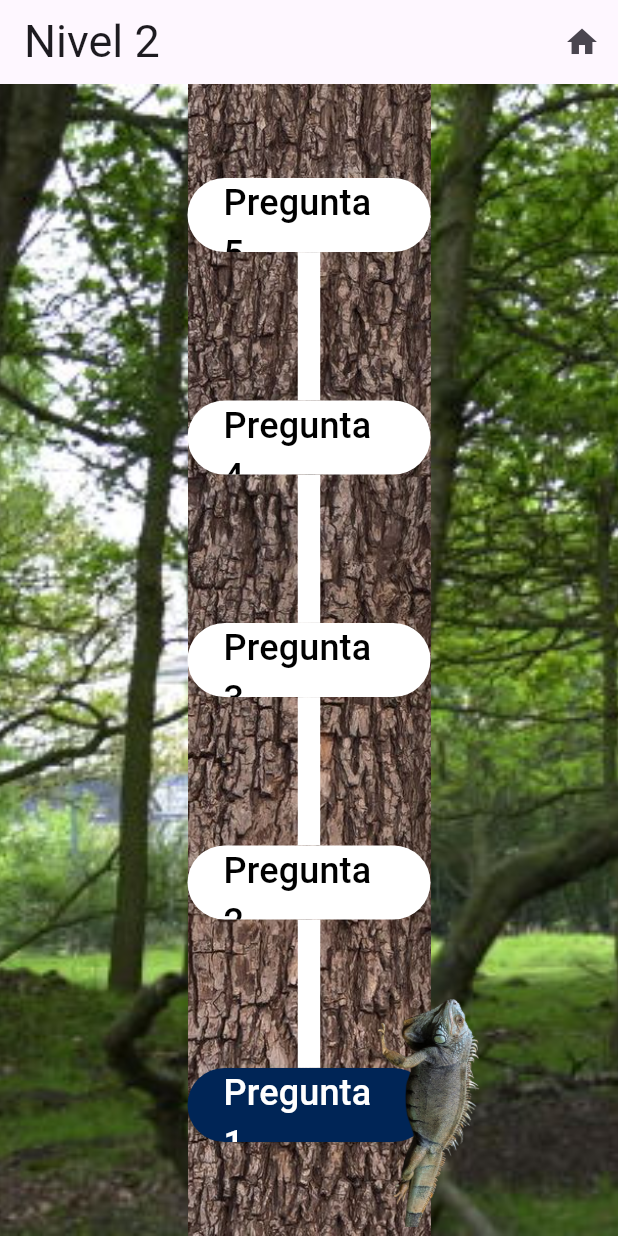
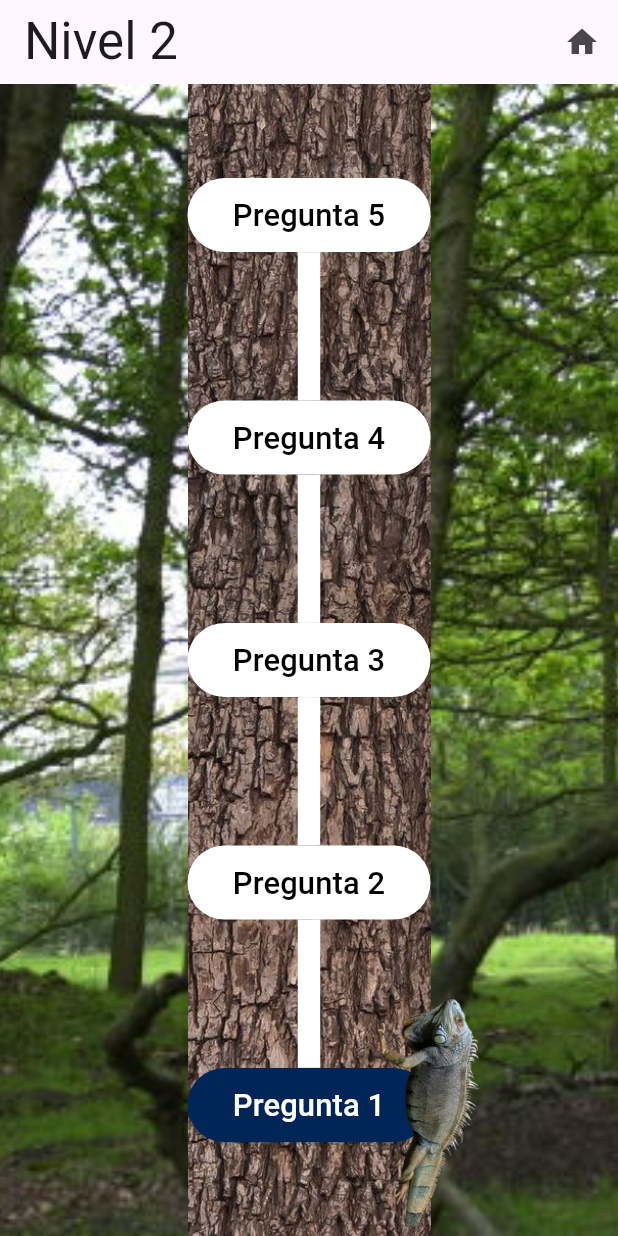
Before and after one commit to MikeOwer/DiabeticsAwareness, a Flutter app: the CongratsQuizPage screen opened directly, after a tap on "Continuar", on a phone screen of 412 x 824 dp. Run offline on Flutter 3.47's test engine with Material 3 defaults, Android fonts, the phone set to English and light mode, and no system bars; our stand-ins replace cloud_firestore, firebase_auth, firebase_core, firebase_messaging, google_sign_in, share_plus; missing offline and left inert: flutter_facebook_auth; accounts and stored records are empty; network calls fail; Roboto replaces fonts that are missing (Montserrat-SemiBold.ttf); project files that could hold a hidden picture were left out.

Commit message:
Se añadieron comentarios descriptivos

```diff
--- a/diabetic_app/lib/ProyectColors.dart
+++ b/diabetic_app/lib/ProyectColors.dart
@@ -1,16 +1,17 @@
 import 'package:flutter/material.dart';
 
 class ProyectColors {
+  //Clase para crear los colores que se utilizarán en la aplicación.
   late MaterialColor primaryMaterialColor;
-  Color primaryColor = const Color(0xFF002556);
-  Color backgroundColor = const Color(0xFFC8E1F9);
+  Color primaryColor = const Color(0xFF002556); //Color principal
+  Color backgroundColor = const Color(0xFFC8E1F9); //Color del fondo
   Color secundaryBackColor = const Color(0xFFFFFFFF);
 
   ProyectColors() {
     primaryMaterialColor = getMaterialColor(const Color(0xFF002556));
   }
 
-  //Método para crear MAterialColor con base en el color que quieras, te general el map para las tonalidades.
+  //Método para crear MaterialColor con base en el color que quieras, te general el map para las tonalidades.
   MaterialColor getMaterialColor(Color color) {
     List strengths = <double>[.05];
     final swatch = <int, Color>{};
--- a/diabetic_app/lib/controllers/quiz_controller.dart
+++ b/diabetic_app/lib/controllers/quiz_controller.dart
@@ -9,7 +9,8 @@ import 'package:intl/intl.dart';
 import 'package:path_provider/path_provider.dart';
 
 class QuizController {
-  static QuizController? _instance;
+  //Se maneja toda la lógica de las preguntas del quiz
+  static QuizController? _instance; //Se aplica el patrón de diseño Singleton
   List<String> questions = [];
   List<String> correctOpts = [];
   List<List<String>> incorrectOpts = [];
@@ -30,8 +31,7 @@ class QuizController {
 
   void increaseStage() {
     //Se inncrementa el número de pregunta actual al responder bien una
-    if (quizProgress.getMaxLevel() < 2) {
-      // Limitando los primeros dos niveles
+    if (quizProgress.getMaxLevel() < 3) {
       if (stage < 6) {
         //Uno más para detectar un cambio del nivel
         this.stage++;
@@ -65,17 +65,37 @@ class QuizController {
       final String response = await rootBundle.loadString(questionsPath);
       final data = await json.decode(response);
 
-      List<dynamic> nivelesList = data['niveles']; //Lee los niveles diponibles
-      List<dynamic> questionsList =
-          nivelesList[level] //Moví el -1 ----- cambio momentaneo
-              ['preguntas']; //Accede a las preguntas del nivel solicitado
-      for (var question in questionsList) {
-        questions.add(question['texto']); //Se añaden las preguntas
-        correctOpts.add(question['respuestas']
-            ['correcta']); //Se añade las respuestas correctas
-        incorrectOpts.add(List<String>.from(question['respuestas']
-            ['incorrectas'])); //Se añaden las respuestas incorrectas como lista
+      if (level < 2) {
+        //Esto solo funciona en los primeros dos niveles
+        List<dynamic> nivelesList =
+            data['niveles']; //Lee los niveles diponibles
+        List<dynamic> questionsList = nivelesList[level]
+            ['preguntas']; //Accede a las preguntas del nivel solicitado
+        for (var question in questionsList) {
+          questions.add(question['texto']); //Se añaden las preguntas
+          correctOpts.add(question['respuestas']
+              ['correcta']); //Se añade las respuestas correctas
+          incorrectOpts.add(List<String>.from(question['respuestas'][
+              'incorrectas'])); //Se añaden las respuestas incorrectas como lista
+        }
+      } else {
+        List<dynamic> nivelesList =
+            data['niveles']; //Lee los niveles diponibles
+        List<dynamic> questionsList = nivelesList[level - 2]
+            ['preguntas']; //Accede a las preguntas del nivel 1
+        List<dynamic> questionsList2 = nivelesList[level - 1]
+            ['preguntas']; //Accede a las preguntas del nivel 2
+        questionsList
+            .addAll(questionsList2); //Combina las preguntas de ambos niveles
+        for (var question in questionsList) {
+          questions.add(question['texto']); //Se añaden las preguntas
+          correctOpts.add(question['respuestas']
+              ['correcta']); //Se añade las respuestas correctas
+          incorrectOpts.add(List<String>.from(question['respuestas'][
+              'incorrectas'])); //Se añaden las respuestas incorrectas como lista
+        }
       }
+
       buildLevelQuestionsList();
     } catch (e) {
       print('Exception catched: $e');
@@ -125,11 +145,12 @@ class QuizController {
 
   Future<void> readProgressJSONFile() async {
     try {
-      String path = await getProgressFilePath();
+      String path = await getProgressFilePath(); //Se obtiene la ruta del json
       File file = File(path);
       if (await file.exists()) {
         String response = await file.readAsString();
-        final data = await json.decode(response);
+        final data = await json
+            .decode(response); //Se obtiene el Json con el que se trabajará
 
         Progress progress = Progress.constructor(
             data['nivelMaxCompletado'],
@@ -149,7 +170,8 @@ class QuizController {
 
   Future<String> getProgressFilePath() async {
     final directory = await getApplicationDocumentsDirectory();
-    return '${directory.path}/progress12_test.json'; //Se llamaba progreso --- Nombre provisional
+    print(directory.path);
+    return '${directory.path}/progress_test20.json'; //Se llamaba progreso --- Nombre provisional
   }
 
   Future<void> createProgressJSONFile(Map<String, dynamic> jsonData) async {
@@ -165,7 +187,8 @@ class QuizController {
     String fechaString = '${fecha.day}/${fecha.month}/${fecha.year}';
     Map<String, dynamic> data = {
       "nivelMaxCompletado": quizProgress.getMaxLevel(),
-      "nivelesSanos": quizProgress.getHealthyLevels(), //Esto no servirá pronto
+      "nivelesSanos": quizProgress
+          .getHealthyLevels(), //Esto servirá para mantenerse en el nivel 3
       "preguntaActual": quizProgress.getCurrentQuestion(),
       "ultimoInicio": fechaString
     };
@@ -184,10 +207,18 @@ class QuizController {
 
     Duration difference = currentDate.difference(registeredDate);
     int differenceInDays = difference.inDays;
-
+//-----------------------------------------------------------------------------------------------------------------------------------------
     if (differenceInDays > 4) {
+      //Hay que agregar cambios aquí, se busca bajar de nivel al no responder correctamente 5 preguntas en un mes
+      //Si hay 5 healthyLevels terminando el mes se mantiene el nivel 3, en caso de no haber se retrocede al nivel 2
       //print('Han pasado más de 4 días desde la fecha registrada');
       quizProgress.decreaseHealthyLevels();
+
+      //Si se tiene los niveles de salud en 0 se reducirá un nivel de la actividad y se reiniciará el número de preguntas
+      if (quizProgress.getHealthyLevels() == 0) {
+        quizProgress.decreaseLevels();
+        quizProgress.currentQuestion = 0;
+      }
     }
     //Actualizar el JSON con la fecha actual
     quizProgress.updateLastLogin();
--- a/diabetic_app/lib/my_classes/progress.dart
+++ b/diabetic_app/lib/my_classes/progress.dart
@@ -30,12 +30,13 @@ class Progress {
   }
 
   void increaseMaxLevel() {
-    if (this.maxLevel < 2) {
-      //Debe ser 3, pero se dejó en 2 para que no se incluya el nivel 3
+    if (this.maxLevel < 3) {
       this.maxLevel = this.maxLevel! + 1;
     }
   }
 
+  //Los iba a tomar como contadores para el reseteo de los niveles
+  //en caso de que no entre el usuario
   void increaseHealthyLevels() {
     if (this.healthyLevels < 3) {
       this.healthyLevels = this.healthyLevels! + 1;
@@ -44,13 +45,18 @@ class Progress {
 
   void increaseCurrentQuestion() {
     //Se aumenta el número de pregunta actual
-    if (this.maxLevel < 2) {
-      //limitado en los primeros dos niveles
+    if (this.maxLevel < 3) {
       if (this.currentQuestion < 5) {
         this.currentQuestion += 1;
       }
     } else {
       this.currentQuestion += 1;
+    }
+  }
+
+  void decreaseLevels() {
+    if (this.maxLevel > 0) {
+      this.maxLevel = this.maxLevel - 1;
     }
   }
 
--- a/diabetic_app/lib/my_widgets/activity_card_widget.dart
+++ b/diabetic_app/lib/my_widgets/activity_card_widget.dart
@@ -2,7 +2,8 @@ import 'package:diabetic_app/pages/quiz_page.dart';
 import 'package:flutter/material.dart';
 
 class ActivityCard extends StatelessWidget {
-  const ActivityCard({super.key});
+  const ActivityCard(
+      {super.key}); //Tarjeta creada para acceso directo con la actividad.
 
   @override
   Widget build(BuildContext context) {
--- a/diabetic_app/lib/my_widgets/congrats_card_widget.dart
+++ b/diabetic_app/lib/my_widgets/congrats_card_widget.dart
@@ -8,6 +8,7 @@ import 'package:share_plus/share_plus.dart';
 import '../my_classes/auth.dart';
 
 class CongratsCardWidget extends StatelessWidget {
+  //Tarjeta para pasar al siguiente nivel
   final User? user = Auth().currentUser;
   QuizController quizController = QuizController.getInstance();
   int level = 0;
--- a/diabetic_app/lib/pages/home_page.dart
+++ b/diabetic_app/lib/pages/home_page.dart
@@ -8,6 +8,7 @@ import 'package:diabetic_app/my_widgets/menu_button_widget.dart';
 import 'package:diabetic_app/controllers/quiz_controller.dart';
 
 class HomePage extends StatefulWidget {
+  //Se visualiza las tarjetas de noticias y accesos directos
   const HomePage({Key? key}) : super(key: key);
 
   @override
@@ -45,6 +46,7 @@ class _HomePageState extends State<HomePage> {
   }
 
   List<Widget> _buildNewsList() {
+    //Se crea la lista de las tarjetas de las noticias.
     List<Widget> widgets = [];
     widgets.add(const ActivityCard());
     for (int i = 0; i < news.length; i++) {
--- a/diabetic_app/lib/pages/quiz_lobby_page.dart
+++ b/diabetic_app/lib/pages/quiz_lobby_page.dart
@@ -6,7 +6,8 @@ import 'package:flutter/material.dart';
 import '../my_classes/progress.dart';
 
 class QuizLobbyPage extends StatefulWidget {
-  const QuizLobbyPage({super.key});
+  const QuizLobbyPage(
+      {super.key}); //Fue retirado su uso por especificaciones de los requisitos. Pero se mantiene por si acaso.
 
   @override
   State createState() => _QuizLobbyPageState();
@@ -26,7 +27,8 @@ void startQuiz(BuildContext context, int level) {
 }
 
 void returnToMenu(BuildContext context) {
-  Navigator.push(context, MaterialPageRoute(builder: (context) => const HomePage()));
+  Navigator.push(
+      context, MaterialPageRoute(builder: (context) => const HomePage()));
 }
 
 ElevatedButton quizLevelButton(BuildContext context, int nivel) {
--- a/diabetic_app/lib/pages/quiz_page.dart
+++ b/diabetic_app/lib/pages/quiz_page.dart
@@ -9,9 +9,9 @@ import 'package:diabetic_app/pages/congrats_quiz_page.dart';
 import 'package:flutter/material.dart';
 import 'package:diabetic_app/controllers/quiz_controller.dart';
 
+//Clase para visualizar la pantalla de la actividad
+
 class QuizPage extends StatefulWidget {
-  //int level = 0;
-
   @override
   _QuizPageState createState() => _QuizPageState();
 
@@ -32,7 +32,7 @@ class _QuizPageState extends State<QuizPage> {
   bool correctSelected = false;
   bool incorrectSelected = false;
 
-  _QuizPageState(); //Quitar el pedir niveles
+  _QuizPageState();
 
   @override
   void initState() {
@@ -45,8 +45,8 @@ class _QuizPageState extends State<QuizPage> {
 
     _stageController.stream.listen((stage) {
       //Si cambia el stage a 5 se va a la otra pantalla
-      if (stage == 5 && quizController.quizProgress.getMaxLevel() < 1) {
-        //Limitación temporal de nivel 2
+      if (stage == 5 && quizController.quizProgress.getMaxLevel() < 2) {
+        //Limitación al nivel 3
         completeLevel();
       }
     });
@@ -145,7 +145,7 @@ class _QuizPageState extends State<QuizPage> {
           //centerTitle: true,
           title: Text(
             'Nivel ${level + 1}',
-            style: TextStyle(fontSize: 30),
+            style: TextStyle(fontSize: 34),
           ),
           automaticallyImplyLeading: false,
           // Agregar tu propio botón de retroceso
@@ -181,12 +181,14 @@ class _QuizPageState extends State<QuizPage> {
       //Trabaja como un espacio para acomodar widgets
       children: [
         Positioned.fill(
+          //Fondo del quiz
           child: Image.asset(
             'assets/textures/FondoArboles.png',
             fit: BoxFit.cover, //Para rellenar todo el fondo de la actividad
           ),
         ),
         Positioned(
+          //Imagen del tronco del árbol
           left: 125,
           right: 125,
           bottom: 0,
@@ -197,6 +199,7 @@ class _QuizPageState extends State<QuizPage> {
           ),
         ),
         Positioned(
+          //Los botones de las preguntas
           left: 125,
           right: 125,
           bottom: 0,
@@ -253,7 +256,8 @@ class _QuizPageState extends State<QuizPage> {
               //decoration: BoxDecoration(border: Border.all(color: Colors.blueAccent)),
               alignment: Alignment.centerLeft,
               child: quizController.quizProgress.currentQuestion == i
-                  ? Image.asset('assets/images/Tolok.png')
+                  ? Image.asset(
+                      'assets/images/Tolok.png') //Se modifica la imagen del tolok
                   : null,
             ),
           ),
@@ -311,6 +315,9 @@ class _QuizPageState extends State<QuizPage> {
   }
 
   Widget _buildPrimerElemento() {
+    //Tarjeta de la pregunta 1
+    double screenWidth = MediaQuery.of(context).size.width;
+    double fontSizePercentage = screenWidth * 0.05;
     return Container(
       child: SizedBox(
         height: MediaQuery.of(context).size.height * 0.06,
@@ -325,9 +332,10 @@ class _QuizPageState extends State<QuizPage> {
           onPressed: () {
             _toggleCardVisibility();
           },
-          child: const Text(
+          child: Text(
             'Pregunta 1',
-            style: TextStyle(fontSize: 24, color: Colors.white),
+            style: TextStyle(
+                fontSize: fontSizePercentage, color: Colors.white), //Tenía 24
           ),
         ),
       ),
@@ -335,6 +343,7 @@ class _QuizPageState extends State<QuizPage> {
   }
 
   Color setButtonColor(int numQuestion, int numButton) {
+    //Cambio del color de los botones de preguntas
     if (numButton <= numQuestion) {
       return Theme.of(context).primaryColor;
     }
@@ -342,11 +351,14 @@ class _QuizPageState extends State<QuizPage> {
   }
 
   Text setTextButton(int numQuestion, int numButton) {
+    //Cambio del color del texto de los botones de preguntas
+    double screenWidth = MediaQuery.of(context).size.width;
+    double fontSizePercentage = screenWidth * 0.05;
     if (numButton <= numQuestion) {
       return Text('Pregunta ${numButton + 1}',
-          style: TextStyle(fontSize: 24, color: Colors.white));
+          style: TextStyle(fontSize: fontSizePercentage, color: Colors.white));
     }
     return Text('Pregunta ${numButton + 1}',
-        style: TextStyle(fontSize: 24, color: Colors.black));
+        style: TextStyle(fontSize: fontSizePercentage, color: Colors.black));
   }
 }
```
Also changed, not shown: diabetic_app/CREDITS.txt (added, +11 -0 lines), diabetic_app/assets/news_files/news.json (+1 -6 lines), diabetic_app/lib/controllers/login_controller.dart (+7 -7 lines), diabetic_app/lib/controllers/news_controller.dart (+10 -9 lines), diabetic_app/lib/my_classes/auth.dart (+10 -7 lines), diabetic_app/lib/my_classes/notifications.dart (+4 -5 lines), diabetic_app/lib/my_widgets/menu_button_widget.dart (+4 -3 lines).
